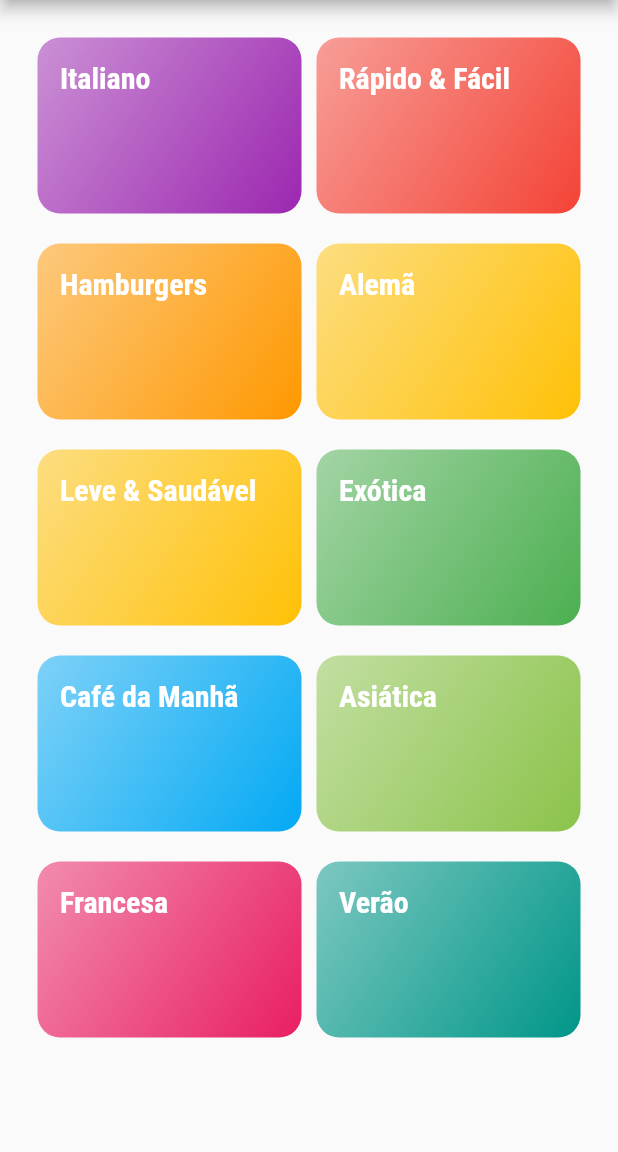
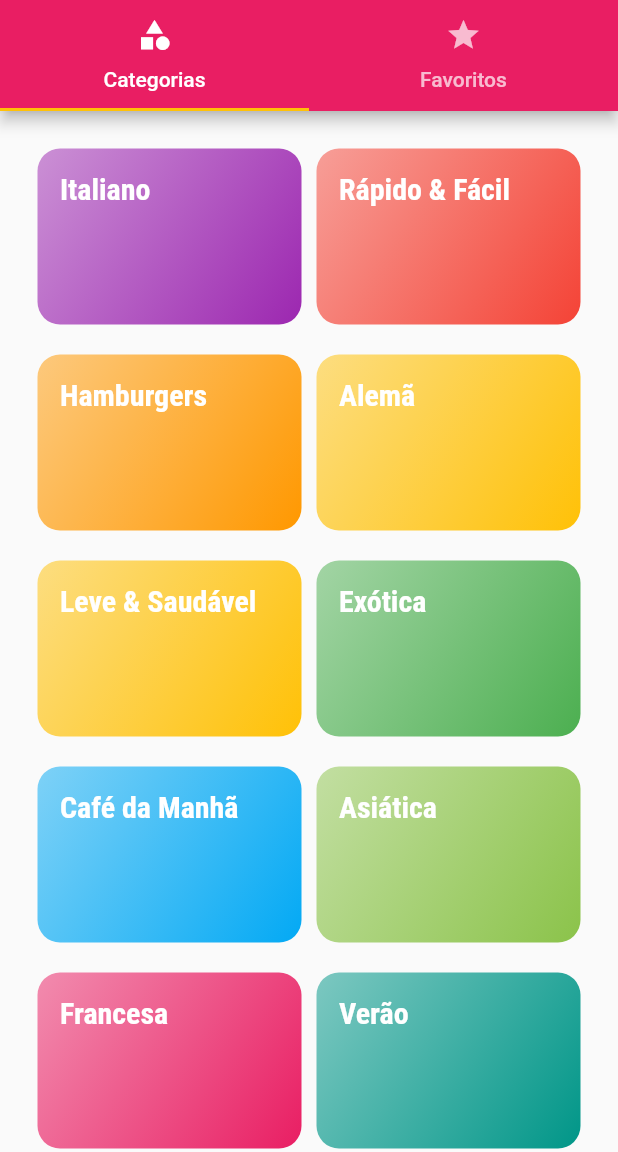
Before and after one commit to anderson-s/AppDeReceitas, a Flutter app: the screen it shows after launch, on a phone screen of 412 x 824 dp, the part 84-1236 px from its top. Run offline on Flutter 3.47's test engine with Material 2 defaults, Android fonts, the phone set to English and light mode, and no system bars.

Commit message:
Adicionando TabBar

```diff
--- a/lib/main.dart
+++ b/lib/main.dart
@@ -2,6 +2,7 @@ import 'package:app_receitas/models/utils/routes.dart';
 import 'package:app_receitas/views/categories_meals_screen.dart';
 import 'package:app_receitas/views/categories_screen.dart';
 import 'package:app_receitas/views/meal_detail.dart';
+import 'package:app_receitas/views/tabs.dart';
 import 'package:flutter/material.dart';
 
 void main() {
@@ -39,7 +40,7 @@ class MyWidget extends StatelessWidget {
       ),
       debugShowCheckedModeBanner: false,
       routes: {
-        Routes.home: (context) => const CategoriesScreen(),
+        Routes.home: (context) => const Tabs(),
         Routes.categoriesMeals: (context) => const CategoriesMealsScreen(),
         Routes.mealDetail: (context) => const MealDetail(),
       },
--- a/lib/views/categories_screen.dart
+++ b/lib/views/categories_screen.dart
@@ -7,12 +7,7 @@ class CategoriesScreen extends StatelessWidget {
 
   @override
   Widget build(BuildContext context) {
-    return Scaffold(
-      appBar: AppBar(
-        title: const Text("Vamos Cozinhar?"),
-        centerTitle: true,
-      ),
-      body: GridView(
+    return GridView(
       padding: const EdgeInsets.all(25),
       gridDelegate: const SliverGridDelegateWithMaxCrossAxisExtent(
         maxCrossAxisExtent: 200,
@@ -27,7 +22,6 @@ class CategoriesScreen extends StatelessWidget {
             ),
           )
           .toList(),
-      ),
     );
   }
 }
--- /dev/null
+++ b/lib/views/meals_favorite.dart
@@ -0,0 +1,12 @@
+import 'package:flutter/material.dart';
+
+class MealsFavorite extends StatelessWidget {
+  const MealsFavorite({super.key});
+
+  @override
+  Widget build(BuildContext context) {
+    return const Center(
+      child: Text("Refeições Favoritas"),
+    );
+  }
+}
--- /dev/null
+++ b/lib/views/tabs.dart
@@ -0,0 +1,36 @@
+import 'package:app_receitas/views/categories_screen.dart';
+import 'package:app_receitas/views/meals_favorite.dart';
+import 'package:flutter/material.dart';
+
+class Tabs extends StatelessWidget {
+  const Tabs({super.key});
+
+  @override
+  Widget build(BuildContext context) {
+    return DefaultTabController(
+      length: 2,
+      child: Scaffold(
+        appBar: AppBar(
+          title: const Text("Vamos Cozinhar?"),
+          centerTitle: true,
+          bottom: const TabBar(tabs: [
+            Tab(
+              icon: Icon(Icons.category),
+              text: "Categorias",
+            ),
+            Tab(
+              icon: Icon(Icons.star),
+              text: "Favoritos",
+            ),
+          ]),
+        ),
+        body: const TabBarView(
+          children: [
+            CategoriesScreen(),
+            MealsFavorite(),
+          ],
+        ),
+      ),
+    );
+  }
+}
```
Lines whose indentation alone changed are shown as unchanged.
